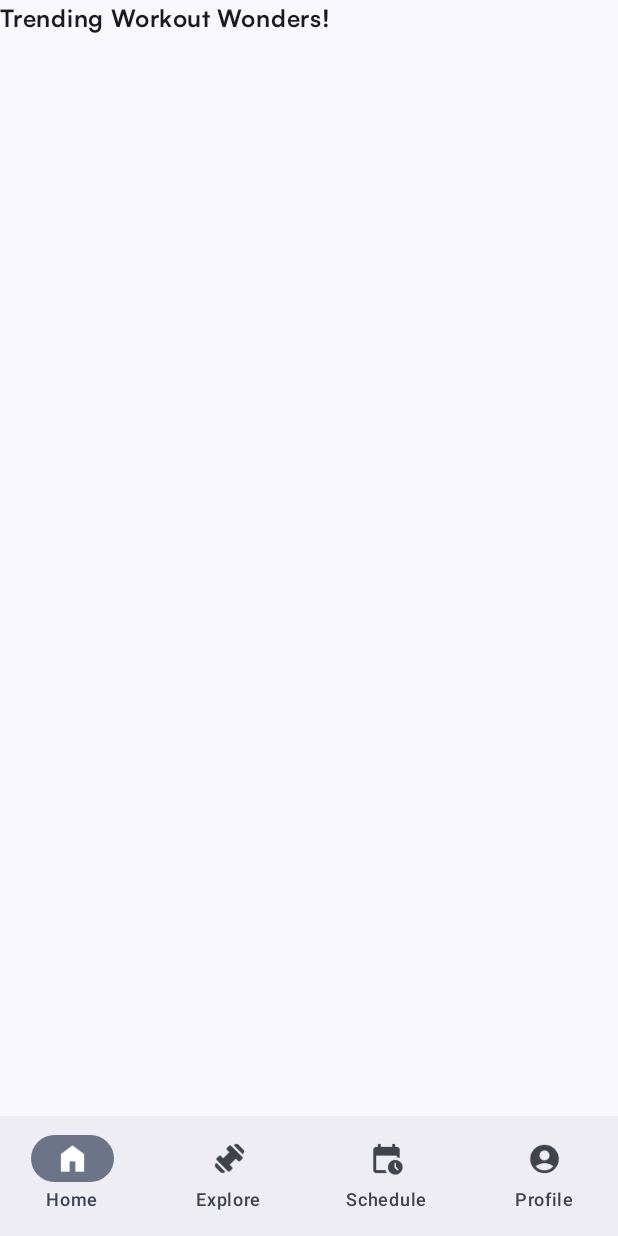
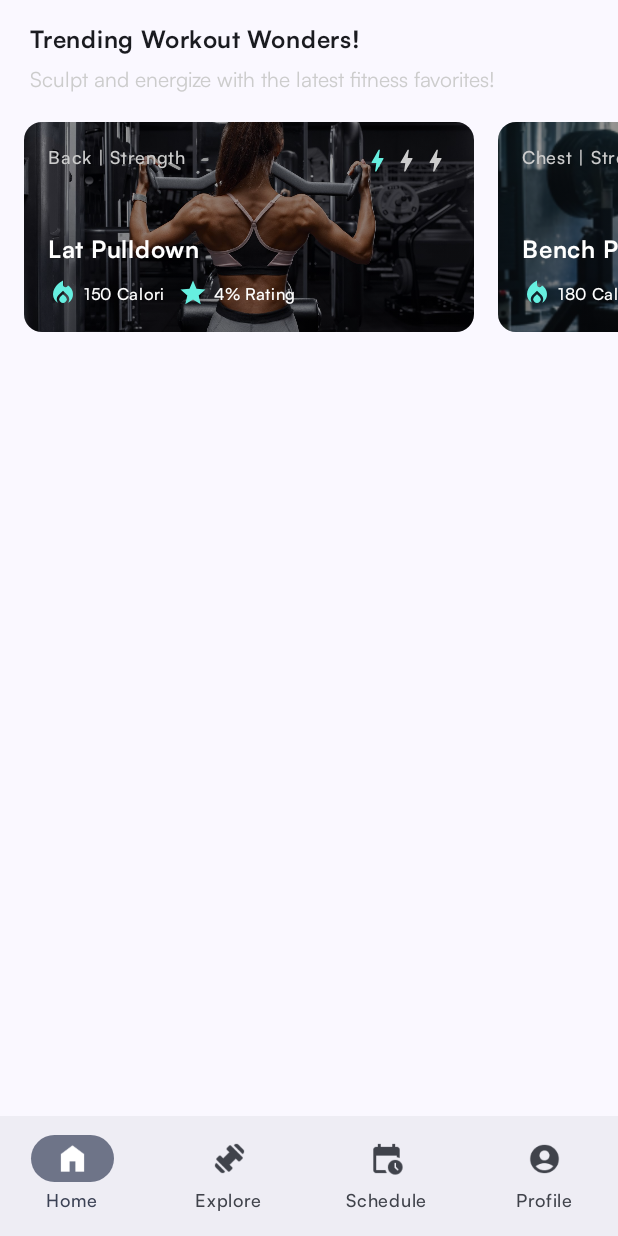
Before and after one commit to Fitmate-capstone/Fitmate, an Android app built with Jetpack Compose: the screen it shows after launch (MainActivity), on a phone screen of 412 x 824 dp. Run offline under Robolectric (Android 15) with nearby library versions, the phone set to English and light mode, and no system bars.

Commit message:
finish create section popular

```diff
--- a/app/build.gradle.kts
+++ b/app/build.gradle.kts
@@ -60,6 +60,8 @@ dependencies {
     implementation("androidx.compose.ui:ui-tooling-preview")
     implementation("androidx.compose.material3:material3")
     implementation("androidx.navigation:navigation-compose:2.7.5")
+    implementation("androidx.compose.material:material-icons-extended")
+
     implementation("com.valentinilk.shimmer:compose-shimmer:1.2.0")
    //Testing depedency
     testImplementation("junit:junit:4.13.2")
--- /dev/null
+++ b/app/src/main/java/com/tegar/fitmate/data/local/faker/FakeData.kt
@@ -0,0 +1,95 @@
+package com.tegar.fitmate.data.local.faker
+
+import com.tegar.fitmate.R
+import com.tegar.fitmate.data.model.Category
+import com.tegar.fitmate.data.model.Muscle
+import com.tegar.fitmate.data.model.Exercise
+
+object FakeData {
+
+    private val fakeMuscleData = listOf(
+        Muscle("Chest"),
+        Muscle("Full Body"),
+        Muscle("Legs"),
+        Muscle("Arms"),
+        Muscle("Back"),
+
+        )
+    private val fakeCategory = listOf(
+        Category("Strength"),
+        Category("Cardio"),
+
+
+        )
+    val fakeExerciseData = listOf(
+        Exercise(
+            name = "Lat Pulldown",
+            rating = 4,
+            level = 1,
+            calEstimation = 150,
+            requiredEquiment = true,
+            explain = "Target your lat muscles with this upper body exercise.",
+            step = arrayOf(
+                "Sit on the lat pulldown machine with your knees secured under the pads.",
+                "Grasp the bar with a wide grip, palms facing forward.",
+                "Pull the bar down to your chest, keeping your back straight.",
+                "Slowly return the bar to the starting position and repeat."
+            ),
+            category = fakeCategory[0],
+            muscle = fakeMuscleData[4],
+            photo = R.drawable.lat_pulldown
+        ),
+        Exercise(
+            name = "Bench Press",
+            rating = 5,
+            level = 1,
+            calEstimation = 180,
+            requiredEquiment = true,
+            explain = "A classic chest exercise using a barbell or dumbbells.",
+            step = arrayOf(
+                "Lie on a flat bench with a barbell or dumbbells",
+                "Lower the weight to your chest",
+                "Push the weight back up to the starting position."
+            ),
+            category = fakeCategory[0],
+
+            muscle = fakeMuscleData[0],
+            photo = R.drawable.bench_press
+        ),
+        Exercise(
+            name = "Push-ups",
+            rating = 4,
+            level = 2,
+            calEstimation = 100,
+            requiredEquiment = false,
+            explain = "Bodyweight exercise targeting the chest, shoulders, and triceps.",
+            step = arrayOf(
+                "Start in a plank position",
+                "Lower your body by bending your elbows",
+                "Push back up to the starting position."
+            ),
+            category = fakeCategory[0],
+
+            muscle = fakeMuscleData[0],
+            photo = R.drawable.push_up
+        ),
+        Exercise(
+            name = "Squat",
+            rating = 4,
+            level = 3,
+            calEstimation = 150,
+            requiredEquiment = true,
+            explain = "Compound exercise targeting the legs and glutes.",
+            step = arrayOf(
+                "Stand with feet shoulder-width apart",
+                "Lower your body by bending your knees",
+                "Stand back up to the starting position."
+            ),
+            category = fakeCategory[0],
+            muscle = fakeMuscleData[0],
+            photo = R.drawable.squat
+        ),
+    )
+
+
+}
--- /dev/null
+++ b/app/src/main/java/com/tegar/fitmate/data/model/Category.kt
@@ -0,0 +1,6 @@
+package com.tegar.fitmate.data.model
+
+data class Category (
+    val name : String ,
+
+    )
--- /dev/null
+++ b/app/src/main/java/com/tegar/fitmate/data/model/Exercise.kt
@@ -0,0 +1,17 @@
+package com.tegar.fitmate.data.model
+
+import androidx.annotation.DrawableRes
+
+
+data class Exercise(
+    val name : String,
+    val rating : Int,
+    val level : Int,
+    val calEstimation : Int,
+    val requiredEquiment : Boolean,
+    val explain : String,
+    val step : Array<String>,
+    val category : Category,
+    val muscle : Muscle,
+    @DrawableRes val photo : Int,
+)
--- /dev/null
+++ b/app/src/main/java/com/tegar/fitmate/data/model/Muscle.kt
@@ -0,0 +1,6 @@
+package com.tegar.fitmate.data.model
+
+data class Muscle (
+    val name : String ,
+
+)
--- /dev/null
+++ b/app/src/main/java/com/tegar/fitmate/data/util/UiState.kt
@@ -0,0 +1,10 @@
+package com.tegar.fitmate.data.util
+
+sealed class UiState<out T: Any?> {
+
+    object Loading : UiState<Nothing>()
+
+    data class Success<out T: Any>(val data: T) : UiState<T>()
+
+    data class Error(val errorMessage: String) : UiState<Nothing>()
+}
--- /dev/null
+++ b/app/src/main/java/com/tegar/fitmate/di/Injection.kt
@@ -0,0 +1,9 @@
+package com.tegar.fitmate.di
+
+import com.tegar.fitmate.repository.ExerciseRepository
+
+object Injection {
+    fun provideRepository(): ExerciseRepository {
+        return ExerciseRepository.getInstance()
+    }
+}
--- /dev/null
+++ b/app/src/main/java/com/tegar/fitmate/repository/ExerciseRepository.kt
@@ -0,0 +1,46 @@
+package com.tegar.fitmate.repository
+
+import com.tegar.fitmate.data.local.faker.FakeData
+import com.tegar.fitmate.data.model.Exercise
+import kotlinx.coroutines.flow.Flow
+import kotlinx.coroutines.flow.flowOf
+
+class ExerciseRepository {
+
+    private val exercises = mutableListOf<Exercise>()
+    init {
+        if (exercises.isEmpty()) {
+            FakeData.fakeExerciseData.forEach { exercise ->
+                exercises.add(
+                    Exercise(
+                        exercise.name,
+                        exercise.rating,
+                        exercise.level,
+                        exercise.calEstimation,
+                        exercise.requiredEquiment,
+                        exercise.explain,
+                        exercise.step,
+                        exercise.category,
+                        exercise.muscle,
+
+                        exercise.photo
+                    )
+                )
+            }
+        }
+    }
+    fun getAllExercise(): Flow<List<Exercise>> {
+        return flowOf(exercises)
+    }
+    companion object {
+        @Volatile
+        private var instance: ExerciseRepository? = null
+        fun getInstance(): ExerciseRepository =
+            instance ?: synchronized(this) {
+                ExerciseRepository().apply {
+                    instance = this
+                }
+            }
+
+    }
+}
--- /dev/null
+++ b/app/src/main/java/com/tegar/fitmate/ui/composables/ExerciseHorizontalCard.kt
@@ -0,0 +1,173 @@
+package com.tegar.fitmate.ui.composables
+
+import androidx.compose.foundation.Image
+import androidx.compose.foundation.layout.Arrangement
+import androidx.compose.foundation.layout.Box
+import androidx.compose.foundation.layout.Column
+import androidx.compose.foundation.layout.Row
+import androidx.compose.foundation.layout.Spacer
+import androidx.compose.foundation.layout.fillMaxHeight
+import androidx.compose.foundation.layout.fillMaxSize
+import androidx.compose.foundation.layout.fillMaxWidth
+import androidx.compose.foundation.layout.height
+import androidx.compose.foundation.layout.padding
+import androidx.compose.foundation.layout.size
+import androidx.compose.foundation.layout.width
+import androidx.compose.foundation.shape.RoundedCornerShape
+import androidx.compose.material.icons.Icons
+import androidx.compose.material.icons.filled.Bolt
+import androidx.compose.material.icons.filled.FlashOff
+import androidx.compose.material.icons.filled.FlashOn
+import androidx.compose.material.icons.filled.LocalFireDepartment
+import androidx.compose.material.icons.filled.Star
+import androidx.compose.material.icons.filled.StarRate
+import androidx.compose.material.icons.outlined.Bolt
+import androidx.compose.material.icons.outlined.FlashOff
+import androidx.compose.material3.Card
+import androidx.compose.material3.Icon
+import androidx.compose.material3.MaterialTheme
+import androidx.compose.material3.Text
+import androidx.compose.runtime.Composable
+import androidx.compose.ui.Alignment
+import androidx.compose.ui.Modifier
+import androidx.compose.ui.graphics.Color
+import androidx.compose.ui.graphics.ColorFilter
+import androidx.compose.ui.graphics.ColorMatrix
+import androidx.compose.ui.graphics.vector.ImageVector
+import androidx.compose.ui.layout.ContentScale
+import androidx.compose.ui.res.painterResource
+import androidx.compose.ui.res.stringResource
+import androidx.compose.ui.text.TextStyle
+import androidx.compose.ui.text.font.FontWeight
+import androidx.compose.ui.tooling.preview.Preview
+import androidx.compose.ui.unit.dp
+import androidx.compose.ui.unit.sp
+import com.tegar.fitmate.R
+import com.tegar.fitmate.data.local.faker.FakeData
+import com.tegar.fitmate.data.model.Exercise
+import com.tegar.fitmate.ui.theme.FitmateTheme
+import com.tegar.fitmate.ui.theme.lightblue60
+import com.tegar.fitmate.ui.theme.neutral30
+
+
+@Composable
+fun ExerciseHorizontalCard(exercise: Exercise, modifier: Modifier = Modifier) {
+    Card(
+        shape = RoundedCornerShape(12.dp),
+        modifier = modifier
+            .width(300.dp)
+            .height(140.dp)
+    ) {
+        Box(modifier = Modifier.fillMaxSize()) {
+            val contrast = 0.6f
+            val colorMatrix = floatArrayOf(
+                contrast, 0f, 0f, 0f, 0f,
+                0f, contrast, 0f, 0f, 0f,
+                0f, 0f, contrast, 0f, 0f,
+                0f, 0f, 0f, 1f, 0f
+            )
+            Image(
+                painter = painterResource(id = exercise.photo),
+                contentDescription = null,
+                contentScale = ContentScale.Crop,
+                modifier = Modifier.fillMaxSize(),
+                colorFilter = ColorFilter.colorMatrix(ColorMatrix(colorMatrix)),
+            )
+
+            // Text Informasi
+            Column(
+                verticalArrangement = Arrangement.SpaceBetween,
+                modifier = Modifier
+                    .fillMaxSize()
+                    .padding(16.dp)
+            ) {
+
+                // Informasi di Atas Card
+                Row(
+                    horizontalArrangement = Arrangement.SpaceBetween,
+                    modifier = Modifier.fillMaxWidth()
+                ) {
+                    // Informasi Kategori dan Target Otot
+                    Text(
+                        text = "${exercise.muscle.name} | ${exercise.category.name} ",
+                        style =  MaterialTheme.typography.labelMedium.copy(
+                            color = neutral30
+                        ))
+
+                    Row(
+                        verticalAlignment = Alignment.CenterVertically,
+                    ) {
+                        for (i in 1..3) {
+                            Icon(
+                                imageVector = if (i <= exercise.level) Icons.Default.Bolt else Icons.Outlined.Bolt,
+                                contentDescription = null,
+                                tint = if (i <= exercise.level) lightblue60 else neutral30,
+                                modifier = Modifier.size(19.dp)
+                            )
+                        }
+                    }
+                }
+
+                // Informasi di Bawah Card
+                Column(){
+                    // Nama Latihan
+                    Text(
+                        text = exercise.name,
+                        style = MaterialTheme.typography.bodyLarge.copy(
+                            color = Color.White
+                        )
+                    )
+                    Spacer(modifier = Modifier.height(9.dp))
+
+                   Row(horizontalArrangement  = Arrangement.spacedBy(8.dp)){
+                       // Informasi Tambahan
+                       ExerciseAdditionInformation(
+                           icon = Icons.Default.LocalFireDepartment,
+                           text = stringResource(id = R.string.calori_format, exercise.calEstimation),
+                           iconTint = lightblue60
+                       )
+
+                       // Rating
+                       ExerciseAdditionInformation(
+                           icon = Icons.Filled.Star,
+                           text = stringResource(id = R.string.rating_format, exercise.rating),
+                           iconTint = lightblue60
+                       )
+                   }
+                }
+            }
+        }
+    }
+}
+
+
+@Composable
+fun ExerciseAdditionInformation(
+    icon: ImageVector,
+    text: String,
+    iconTint: Color
+) {
+    Row(
+        verticalAlignment = Alignment.CenterVertically
+    ) {
+        Icon(
+            imageVector = icon,
+            contentDescription = null,
+            tint = iconTint,
+            modifier = Modifier.size(20.dp)
+        )
+        Spacer(modifier = Modifier.width(4.dp))
+        Text(text = text ,  style = MaterialTheme.typography.labelSmall.copy(
+            color = Color.White,
+            fontWeight = FontWeight.Medium
+        ))
+    }
+}
+
+@Preview
+@Composable
+fun ExerciseHorizontalCardPreview() {
+    FitmateTheme {
+        ExerciseHorizontalCard(FakeData.fakeExerciseData[0])
+    }
+}
--- /dev/null
+++ b/app/src/main/java/com/tegar/fitmate/ui/composables/ListSection.kt
@@ -0,0 +1,55 @@
+package com.tegar.fitmate.ui.composables
+
+import androidx.compose.foundation.layout.Arrangement
+import androidx.compose.foundation.layout.Column
+import androidx.compose.foundation.layout.padding
+import androidx.compose.material3.MaterialTheme
+import androidx.compose.material3.Text
+import androidx.compose.runtime.Composable
+import androidx.compose.ui.Alignment
+import androidx.compose.ui.Modifier
+import androidx.compose.ui.text.font.FontWeight
+import androidx.compose.ui.unit.dp
+import androidx.compose.ui.unit.sp
+import com.tegar.fitmate.ui.theme.satoshiFontFamily
+
+@Composable
+fun ListSection(
+    title: String,
+    subtitle: String,
+    modifier: Modifier = Modifier,
+    content: @Composable () -> Unit
+) {
+    Column(
+        verticalArrangement = Arrangement.spacedBy(20.dp),
+        modifier = Modifier.padding(vertical = 16.dp)
+    ) {
+        SectionText(title, subtitle , modifier.padding(horizontal = 20.dp))
+        content()
+    }
+}
+
+@Composable
+fun SectionText(
+    title: String,
+    subtitle: String,
+    modifier: Modifier = Modifier
+) {
+    Column(
+        horizontalAlignment = Alignment.Start,
+        verticalArrangement = Arrangement.spacedBy(8.dp),
+        modifier = modifier
+    ) {
+
+        Text(
+            text = title,
+            style = MaterialTheme.typography.bodyLarge
+
+        )
+        Text(
+            text = subtitle,
+            style = MaterialTheme.typography.bodySmall
+
+        )
+    }
+}
--- /dev/null
+++ b/app/src/main/java/com/tegar/fitmate/ui/screens/ViewModelFactory.kt
@@ -0,0 +1,18 @@
+package com.tegar.fitmate.ui.screens
+
+import androidx.lifecycle.ViewModel
+import androidx.lifecycle.ViewModelProvider
+import com.tegar.fitmate.repository.ExerciseRepository
+import com.tegar.fitmate.ui.screens.home.HomeViewModel
+
+class ViewModelFactory(private val repository: ExerciseRepository) :
+    ViewModelProvider.NewInstanceFactory() {
+
+    @Suppress("UNCHECKED_CAST")
+    override fun <T : ViewModel> create(modelClass: Class<T>): T {
+        if (modelClass.isAssignableFrom(HomeViewModel::class.java)) {
+            return HomeViewModel(repository) as T
+        }
+        throw IllegalArgumentException("Unknown ViewModel class: " + modelClass.name)
+    }
+}
--- a/app/src/main/java/com/tegar/fitmate/ui/screens/home/HomeScreen.kt
+++ b/app/src/main/java/com/tegar/fitmate/ui/screens/home/HomeScreen.kt
@@ -2,22 +2,81 @@ package com.tegar.fitmate.ui.screens.home
 
 import androidx.compose.foundation.layout.Arrangement
 import androidx.compose.foundation.layout.Column
+import androidx.compose.foundation.layout.PaddingValues
+import androidx.compose.foundation.lazy.LazyColumn
+import androidx.compose.foundation.lazy.LazyRow
+import androidx.compose.foundation.lazy.items
 import androidx.compose.material3.Text
 import androidx.compose.runtime.Composable
+import androidx.compose.runtime.collectAsState
 import androidx.compose.ui.Alignment
 import androidx.compose.ui.Modifier
+import androidx.compose.ui.platform.testTag
+import androidx.compose.ui.res.stringResource
 import androidx.compose.ui.text.font.FontWeight
+import androidx.compose.ui.tooling.preview.Preview
+import androidx.compose.ui.unit.dp
 import androidx.compose.ui.unit.sp
+import androidx.lifecycle.viewmodel.compose.viewModel
+import com.tegar.fitmate.R
+import com.tegar.fitmate.data.util.UiState
+import com.tegar.fitmate.di.Injection
+import com.tegar.fitmate.ui.composables.ExerciseHorizontalCard
+import com.tegar.fitmate.ui.composables.ListSection
+import com.tegar.fitmate.ui.screens.ViewModelFactory
 import com.tegar.fitmate.ui.theme.satoshiFontFamily
 
 @Composable
 fun HomeScreen(
     navigateToDetail: (Long) -> Unit,
+    viewModel: HomeViewModel = viewModel(
+        factory = ViewModelFactory(Injection.provideRepository())
+    ),
     modifier: Modifier = Modifier,
 
     ) {
 
-   Column(verticalArrangement = Arrangement.Center, horizontalAlignment = Alignment.CenterHorizontally){
-       Text("Trending Workout Wonders!", fontFamily =  satoshiFontFamily , fontWeight = FontWeight.Bold , fontSize = 16.sp)
+   LazyColumn(verticalArrangement = Arrangement.Center, horizontalAlignment = Alignment.CenterHorizontally) {
+       item {
+
+           viewModel.exrcisesState.collectAsState(initial = UiState.Loading).value.let { uiState ->
+               when (uiState) {
+                   is UiState.Loading -> {
+                       Text(stringResource(id = R.string.loading_message))
+                       viewModel.fetchAllRestaurants()
+                   }
+
+                   is UiState.Success -> {
+
+                       if (uiState.data.isEmpty()) {
+                           Text(stringResource(id = R.string.empty_exercise_message))
+                       } else {
+                           ListSection(
+                               title = stringResource(id = R.string.section_favorite_title),
+                               subtitle = stringResource(
+                                   id = R.string.section_favorite_subtitle
+                               )
+                           ) {
+                               LazyRow(
+                                   horizontalArrangement = Arrangement.spacedBy(16.dp),
+                                   contentPadding = PaddingValues(horizontal = 16.dp),
+                               ) {
+                                   items(uiState.data, key = { it.name }) { exercise ->
+                                       ExerciseHorizontalCard(exercise = exercise)
+                                   }
+                               }
+                           }
+                       }
+
+
+                   }
+
+                   is UiState.Error -> {
+                       Text(stringResource(id = R.string.error_message))
+                   }
+               }
+
+           }
+       }
    }
 }
--- /dev/null
+++ b/app/src/main/java/com/tegar/fitmate/ui/screens/home/HomeViewModel.kt
@@ -0,0 +1,27 @@
+package com.tegar.fitmate.ui.screens.home
+
+import androidx.lifecycle.ViewModel
+import androidx.lifecycle.viewModelScope
+import com.tegar.fitmate.data.model.Exercise
+import com.tegar.fitmate.data.util.UiState
+import com.tegar.fitmate.repository.ExerciseRepository
+import kotlinx.coroutines.flow.MutableStateFlow
+import kotlinx.coroutines.flow.StateFlow
+import kotlinx.coroutines.flow.catch
+import kotlinx.coroutines.launch
+
+class HomeViewModel(private val exerciseRepository: ExerciseRepository) : ViewModel() {
+    private val _exrcisesState: MutableStateFlow<UiState<List<Exercise>>> = MutableStateFlow(UiState.Loading)
+    val exrcisesState: StateFlow<UiState<List<Exercise>>>
+        get() = _exrcisesState
+
+    fun fetchAllRestaurants() {
+        viewModelScope.launch {
+            exerciseRepository.getAllExercise().catch { exception ->
+                _exrcisesState.value = UiState.Error(exception.message.orEmpty())
+            }.collect { exercises ->
+                _exrcisesState.value = UiState.Success(exercises)
+            }
+        }
+    }
+}
--- a/app/src/main/java/com/tegar/fitmate/ui/theme/Type.kt
+++ b/app/src/main/java/com/tegar/fitmate/ui/theme/Type.kt
@@ -13,15 +13,38 @@ val satoshiFontFamily = FontFamily(
     Font(R.font.satoshi_medium, FontWeight.Medium),
     Font(R.font.satoshi_bold, FontWeight.Bold)
 )
+
 // Set of Material typography styles to start with
 val Typography = Typography(
     bodyLarge = TextStyle(
-        fontFamily = FontFamily.Default,
-        fontWeight = FontWeight.Normal,
+        fontFamily = satoshiFontFamily,
+        fontWeight = FontWeight.Bold,
         fontSize = 16.sp,
         lineHeight = 24.sp,
         letterSpacing = 0.5.sp
+    ),
+    bodySmall = TextStyle(
+        fontFamily = satoshiFontFamily,
+        fontWeight = FontWeight.Normal,
+        fontSize = 14.sp,
+        color = neutral30
+    ),
+    labelSmall = TextStyle(
+        fontFamily = satoshiFontFamily,
+        fontWeight = FontWeight.Bold,
+        fontSize = 11.sp,
+        lineHeight = 16.sp,
+        letterSpacing = 0.5.sp
+    ),
+
+    labelMedium = TextStyle(
+        fontFamily = satoshiFontFamily,
+        fontWeight = FontWeight.Medium,
+        fontSize = 12.sp,
+        lineHeight = 16.sp,
+        letterSpacing = 0.5.sp
     )
+
     /* Other default text styles to override
     titleLarge = TextStyle(
         fontFamily = FontFamily.Default,
--- a/app/src/main/res/values/strings.xml
+++ b/app/src/main/res/values/strings.xml
@@ -4,4 +4,12 @@
     <string name="bottom_bar_explore">Explore</string>
     <string name="bottom_bar_schedule">Schedule</string>
     <string name="bottom_bar_profile">Profile</string>
+    <string name="section_favorite_title">Trending Workout Wonders!</string>
+    <string name="section_favorite_subtitle">Sculpt and energize with the latest fitness favorites!</string>
+    <string name="empty_exercise_message">Data empty for now</string>
+    <string name="error_message">"Something Wrong with server"</string>
+    <string name="loading_message">Loading"</string>
+    <string name="rating_format">%1$d%% Rating</string>
+    <string name="calori_format">%1$d Calori</string>
+
 </resources>
```
Also changed, not shown: app/src/main/res/drawable/bench_press.png (added), app/src/main/res/drawable/lat_pulldown.jpg (added), app/src/main/res/drawable/push_up.jpg (added), app/src/main/res/drawable/squat.jpg (added).
